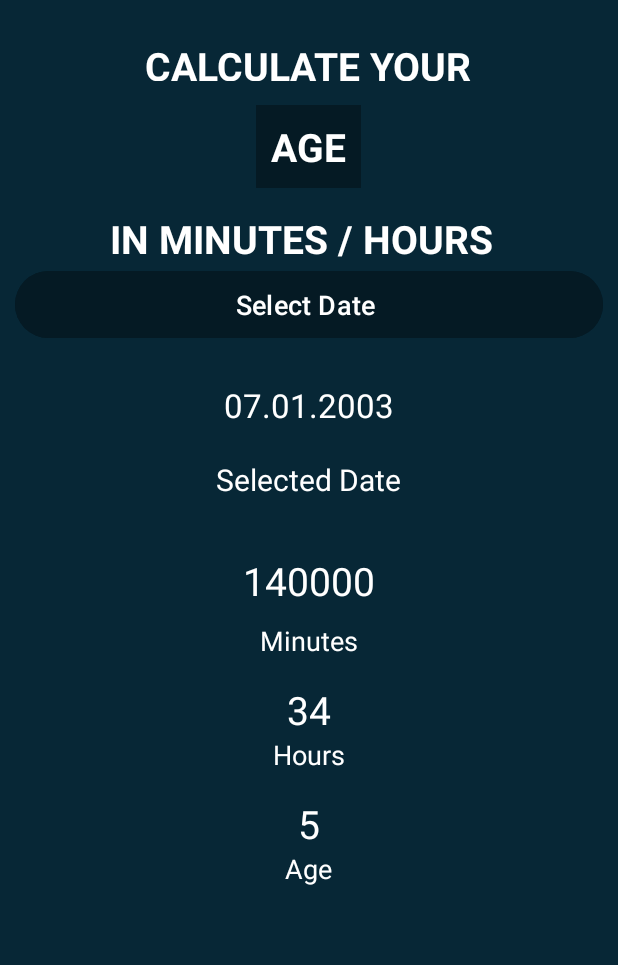
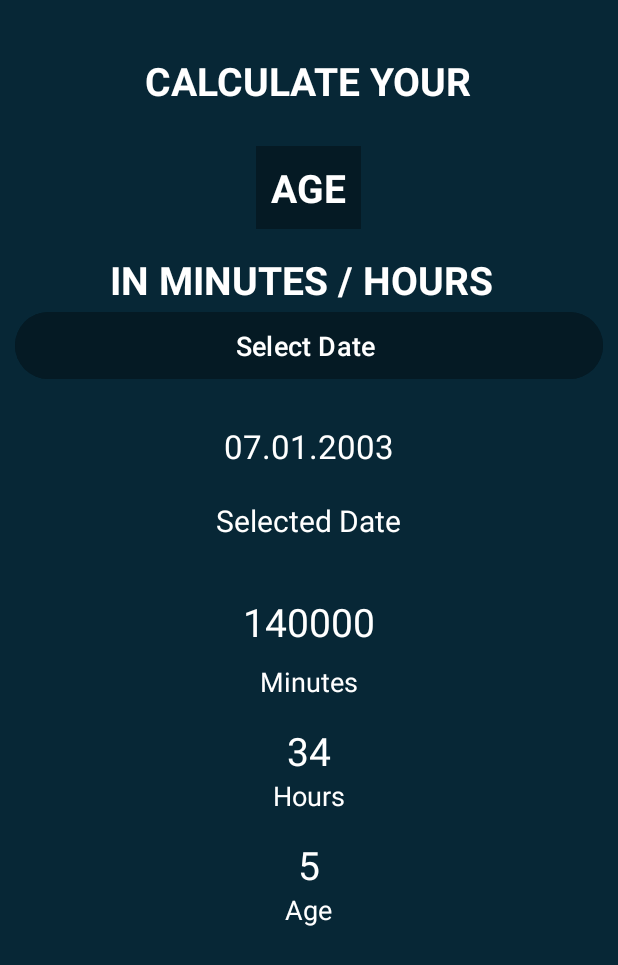
Before and after one commit to sushantrk/DOBCalculator, an Android app: the screen it shows after launch (MainActivity), on a phone screen of 412 x 824 dp. Shown: the top 965 px of the screen. Run offline under Robolectric (Android 15) with nearby library versions, the phone set to English and light mode, and no system bars.

Commit message:
finall version 1.3

```diff
--- a/app/src/main/res/layout/activity_main.xml
+++ b/app/src/main/res/layout/activity_main.xml
@@ -12,12 +12,13 @@
     >
 
     <TextView
-        android:layout_width="238dp"
-        android:layout_height="28dp"
+        android:layout_width="wrap_content"
+        android:layout_height="wrap_content"
         android:layout_marginTop="16dp"
         android:text="CALCULATE YOUR"
         android:textAlignment="center"
         android:textColor="@color/white"
+        android:padding="10sp"
         android:textSize="26sp"
         android:textStyle="bold"/>
 
```
